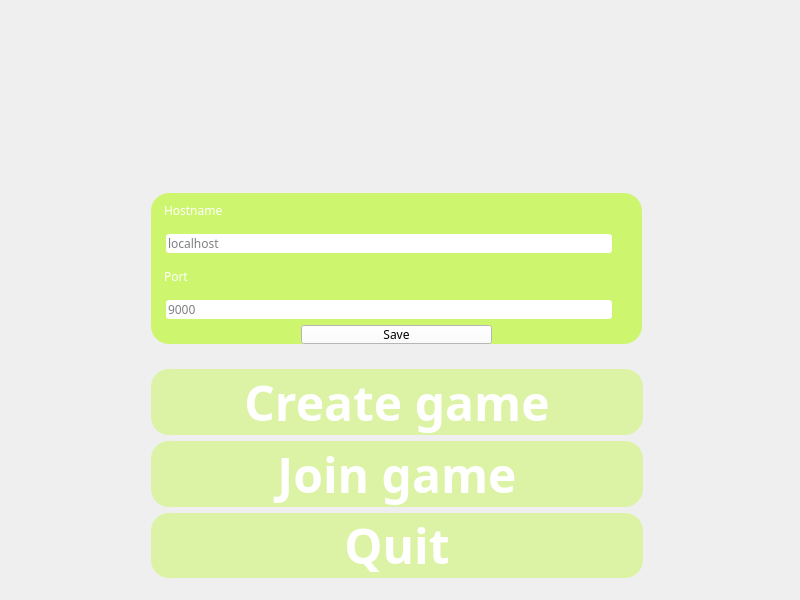
Above: src/client/ui/mainwindow.ui from Jignacio14/JazzJackRabbit before the change. Below: the same form after it.
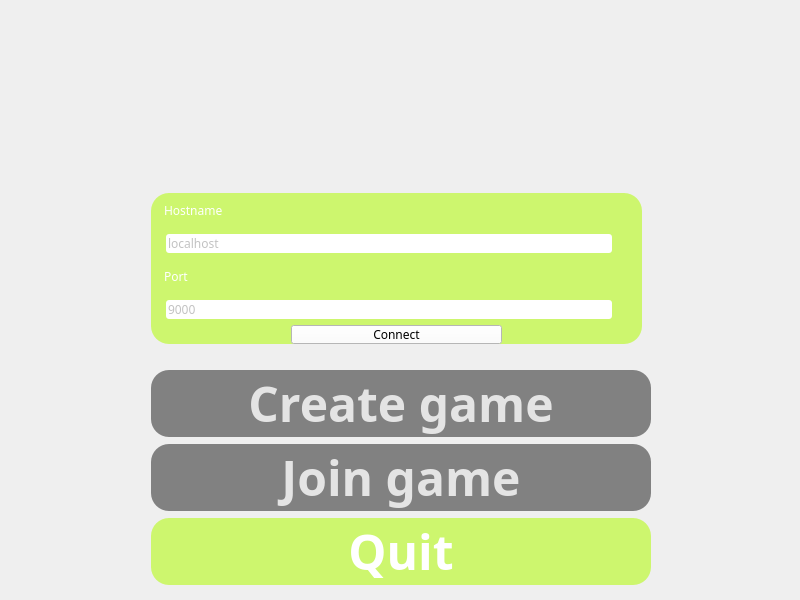
That is the form after the change. Icons and pictures are not drawn.

Commit message: feat: Added turning ON/OFF button after connection. Added button click sound. Linked QtMultimedia in CMakeLists

```diff
--- a/src/client/ui/mainwindow.ui
+++ b/src/client/ui/mainwindow.ui
@@ -56,13 +56,13 @@
      <bool>true</bool>
     </property>
    </widget>
-   <widget class="QWidget" name="">
+   <widget class="QWidget" name="layoutWidget">
     <property name="geometry">
      <rect>
       <x>151</x>
       <y>369</y>
-      <width>492</width>
-      <height>209</height>
+      <width>500</width>
+      <height>217</height>
      </rect>
     </property>
     <layout class="QVBoxLayout" name="buttonsLayout">
@@ -83,27 +83,18 @@
        </property>
        <property name="styleSheet">
         <string notr="true">QPushButton#createGameButton {
-	background-color: rgba(177,252,3,80);
-	color: rgb(255, 255, 255);
+	background-color: rgba(98, 98, 98, 200);
+	color: rgba(255, 255, 255, 200);
 	border-radius: 18px;
 	font-family: Joystix;
-}
-
-QPushButton#createGameButton:hover, QPushButton#createGameButton:focus {
-	color: rgb(255, 255, 255);
-	background-color: rgba(177,252,3,140);
-}
-
-QPushButton#createGameButton:pressed {
-	color: rgb(255, 255, 255);
-	background-color: rgba(177,252,3,120);
-	padding-left: 3px;
-	padding-top: 3px;
 }</string>
        </property>
        <property name="text">
         <string>Create game</string>
        </property>
+       <property name="autoDefault">
+        <bool>true</bool>
+       </property>
       </widget>
      </item>
      <item>
@@ -123,27 +114,18 @@
        </property>
        <property name="styleSheet">
         <string notr="true">QPushButton#joinGameButton {
-	color: rgb(255, 255, 255);
-	background-color: rgba(177,252,3,80);
+	background-color: rgba(98, 98, 98, 200);
+	color: rgba(255, 255, 255, 200);
 	border-radius: 18px;
-	font-family: Joystix
-}
-
-QPushButton#joinGameButton:hover, QPushButton#joinGameButton:focus {
-	color: rgb(255, 255, 255);
-	background-color: rgba(177,252,3,140);
-}
-
-QPushButton#joinGameButton:pressed {
-	color: rgb(255, 255, 255);
-	background-color: rgba(177,252,3,120);
-	padding-left: 3px;
-	padding-top: 3px;
+	font-family: Joystix;
 }</string>
        </property>
        <property name="text">
         <string>Join game</string>
        </property>
+       <property name="autoDefault">
+        <bool>true</bool>
+       </property>
       </widget>
      </item>
      <item>
@@ -161,19 +143,19 @@
        </property>
        <property name="styleSheet">
         <string notr="true">QPushButton#quitButton {
-	background-color: rgba(177,252,3,80);
+	background-color: rgba(177,252,3,140);
 	color: rgb(255, 255, 255);
 	border-radius: 18px;
 	font-family: Joystix;
 }
 
 QPushButton#quitButton:hover, QPushButton#quitButton:focus {
-	background-color: rgba(177,252,3,140);
+	background-color: rgba(177,252,3,180);
 	color: rgb(255, 255, 255);
 }
 
 QPushButton#quitButton:pressed {
-	background-color: rgba(177,252,3,120);
+	background-color: rgba(177,252,3,160);
 	color: rgb(255, 255, 255);
 	padding-left: 3px;
 	padding-top: 3px;
@@ -182,6 +164,12 @@
        <property name="text">
         <string>Quit</string>
        </property>
+       <property name="autoDefault">
+        <bool>true</bool>
+       </property>
+       <property name="default">
+        <bool>false</bool>
+       </property>
       </widget>
      </item>
     </layout>
@@ -227,12 +215,20 @@
       <widget class="QLineEdit" name="hostnameInput">
        <property name="styleSheet">
         <string notr="true">QLineEdit#hostnameInput {
+	background-color: rgb(255, 255, 255);
+	color: rgba(99, 99, 99, 200);
 	font-family: Joystix;
 	border-radius: 3px;
 	margin-left: 15px;
 	margin-right: 30px;
 }</string>
        </property>
+       <property name="maxLength">
+        <number>100</number>
+       </property>
+       <property name="frame">
+        <bool>true</bool>
+       </property>
        <property name="placeholderText">
         <string>localhost</string>
        </property>
@@ -256,6 +252,8 @@
       <widget class="QLineEdit" name="portInput">
        <property name="styleSheet">
         <string notr="true">QLineEdit#portInput {
+	background-color: rgb(255, 255, 255);
+	color: rgba(99, 99, 99, 200);
 	font-family: Joystix;
 	margin-left: 15px;
 	margin-right: 30px;
@@ -268,19 +266,38 @@
       </widget>
      </item>
      <item>
-      <widget class="QPushButton" name="saveButton">
+      <widget class="QPushButton" name="connectButton">
+       <property name="focusPolicy">
+        <enum>Qt::TabFocus</enum>
+       </property>
        <property name="styleSheet">
-        <string notr="true">QPushButton#saveButton {
+        <string notr="true">QPushButton#connectButton {
 	background-color: rgb(255, 255, 255);
 	color: rgb(0,0,0);
 	font-family: Joystix;
 	border-color: rgb(17, 0, 255);
-	margin-left: 150px;
-	margin-right: 150px;
+	margin-left: 140px;
+	margin-right: 140px;
+}
+
+QPushButton#connectButton:hover, QPushButton#connectButton:focus {
+	background-color: rgba(255, 255, 255, 220);
+}
+
+QPushButton#connectButton:pressed {
+	background-color: rgba(255, 255, 255, 200);
+	padding-left: 3px;
+	padding-top: 3px;
 }</string>
        </property>
        <property name="text">
-        <string>Save</string>
+        <string>Connect</string>
+       </property>
+       <property name="checkable">
+        <bool>false</bool>
+       </property>
+       <property name="autoDefault">
+        <bool>true</bool>
        </property>
       </widget>
      </item>
```
Left out of the diff: 8 changed lines with no effect on the pictures. The commit also changes 5 other files.
